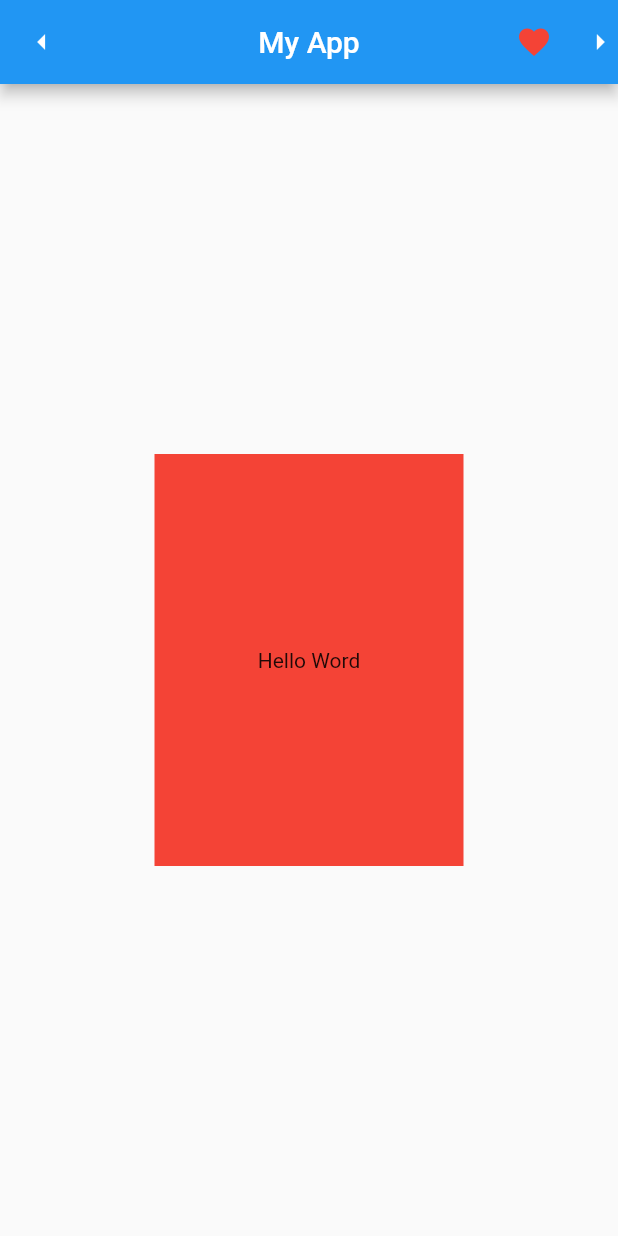
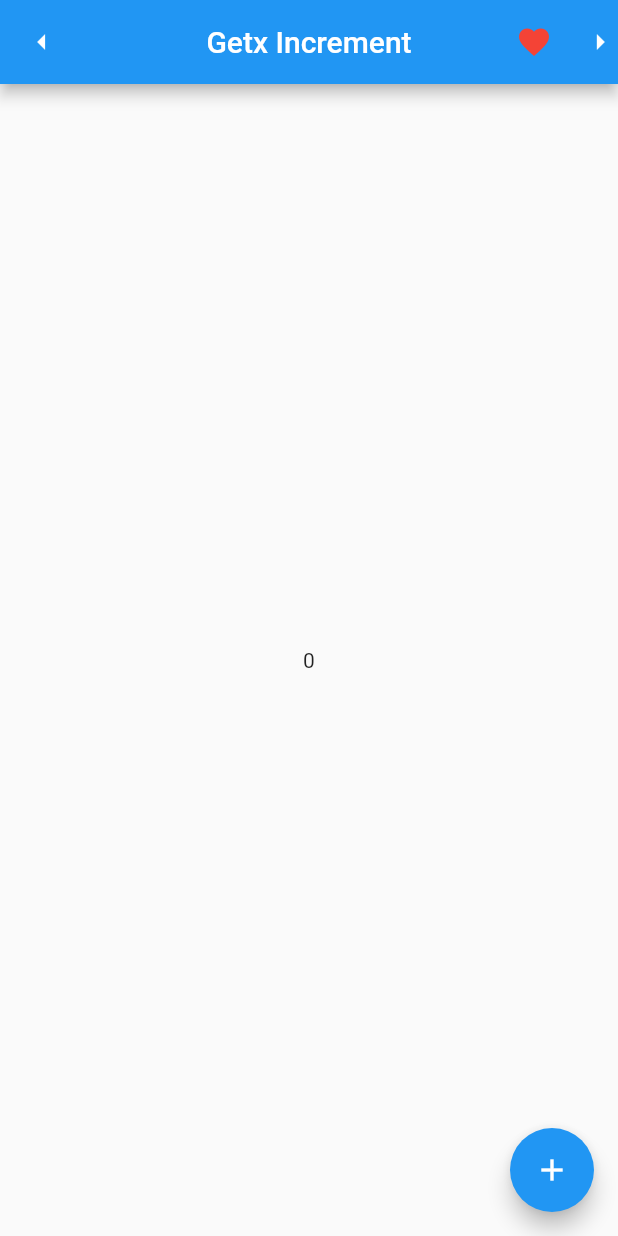
Before and after one commit to b-p-parvez89/flutter_first_project, a Flutter app: the screen it shows after launch, on a phone screen of 412 x 824 dp. Run offline on Flutter 3.47's test engine with Material 2 defaults, Android fonts, the phone set to English and light mode, and no system bars; our stand-ins replace get.

Commit message:
assignmet_16_completet

```diff
--- /dev/null
+++ b/lib/homeController.dart
@@ -0,0 +1,9 @@
+import 'package:get/get.dart';
+
+class HomeController extends GetxController {
+  RxInt number = 0.obs;
+
+  void increment() {
+    number++;
+  }
+}
--- a/lib/home_page.dart
+++ b/lib/home_page.dart
@@ -1,4 +1,6 @@
 import 'package:flutter/material.dart';
+import 'package:flutter_first_project/homeController.dart';
+import 'package:get/get.dart';
 
 class HomePage extends StatefulWidget {
   const HomePage({super.key});
@@ -8,12 +10,14 @@ class HomePage extends StatefulWidget {
 }
 
 class _HomePageState extends State<HomePage> {
+  HomeController homeController = Get.put(HomeController());
+
   @override
   Widget build(BuildContext context) {
     var size = MediaQuery.of(context).size;
     return Scaffold(
       appBar: AppBar(
-        title: const Text("My App"),
+        title: const Text("Getx Increment"),
         centerTitle: true,
         actions: const [
           Icon(
@@ -28,12 +32,13 @@ class _HomePageState extends State<HomePage> {
         leading: const Icon(Icons.arrow_left_sharp),
       ),
       body: Center(
-        child: Container(
-          height: size.height / 3,
-          width: size.width / 2,
-          color: Colors.red,
-          child: const Center(child: Text("Hello Word")),
-        ),
+        child: Obx(() => Text(homeController.number.toString())),
+      ),
+      floatingActionButton: FloatingActionButton(
+        onPressed: () {
+          homeController.increment();
+        },
+        child: const Icon(Icons.add),
       ),
     );
   }
--- a/pubspec.yaml
+++ b/pubspec.yaml
@@ -29,6 +29,7 @@ environment:
 # the latest version available on pub.dev. To see which dependencies have newer
 # versions available, run `flutter pub outdated`.
 dependencies:
+  get:
   flutter:
     sdk: flutter
 
```
Also changed, not shown: pubspec.lock.
